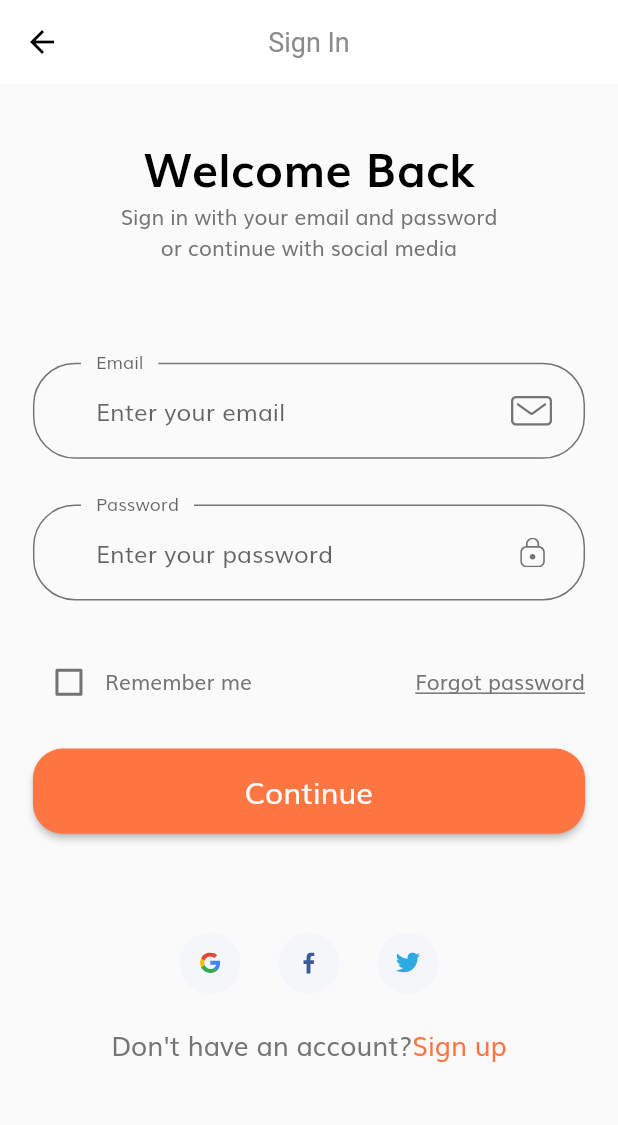
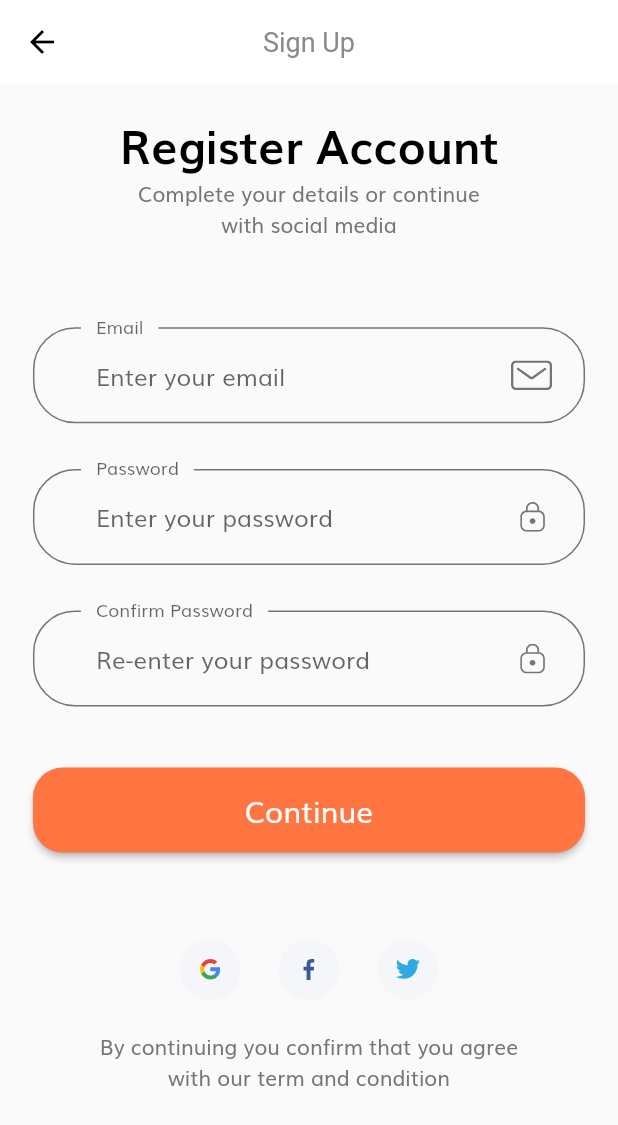
Before and after one commit to o-aziz/complete_ecommerce_app_flutter, a Flutter app: the SignInScreen screen opened by its route, after a tap on "Sign up", on a phone screen of 412 x 824 dp. Shown: the top 1125 px of the screen. Run offline on Flutter 3.47's test engine with Material 2 defaults, Android fonts, the phone set to English and light mode, and no system bars; our stand-ins replace flutter_svg.

Commit message:
sign_up_screen added

```diff
--- a/lib/components/no_account_text.dart
+++ b/lib/components/no_account_text.dart
@@ -1,3 +1,4 @@
+import 'package:ecommerce_app2/screens/sign_up/sign_up_screen.dart';
 import 'package:flutter/material.dart';
 
 import '../constants.dart';
@@ -18,7 +19,9 @@ class NoAccountText extends StatelessWidget {
           style: TextStyle(fontSize: getProportionateScreenWidth(16)),
         ),
         GestureDetector(
-          onTap: () {},
+          onTap: () {
+            Navigator.pushNamed(context, SignUpScreen.routeName);
+          },
           child: Text(
             "Sign up",
             style: TextStyle(
--- a/lib/routes.dart
+++ b/lib/routes.dart
@@ -1,6 +1,7 @@
 import 'package:ecommerce_app2/screens/forgot_password/forgot_password_screen.dart';
 import 'package:ecommerce_app2/screens/login_success/login_success_screen.dart';
 import 'package:ecommerce_app2/screens/sign_in/sign_in_screen.dart';
+import 'package:ecommerce_app2/screens/sign_up/sign_up_screen.dart';
 import 'package:ecommerce_app2/screens/splash/splash_screen.dart';
 import 'package:flutter/cupertino.dart';
 
@@ -9,4 +10,5 @@ final Map<String, WidgetBuilder> routes = {
   SignInScreen.routeName: (context) => const SignInScreen(),
   ForgotPasswordScreen.routeName: (context) => const ForgotPasswordScreen(),
   LoginSuccessScreen.routeName: (context) => const LoginSuccessScreen(),
+  SignUpScreen.routeName: (context) => const SignUpScreen(),
 };
--- /dev/null
+++ b/lib/screens/sign_up/sign_up_components/body.dart
@@ -0,0 +1,67 @@
+import 'package:ecommerce_app2/components/components.dart';
+import 'package:ecommerce_app2/screens/sign_up/sign_up_components/sign_up_components.dart';
+import 'package:ecommerce_app2/size_config.dart';
+import 'package:flutter/cupertino.dart';
+import 'package:flutter/material.dart';
+
+import '../../../constants.dart';
+
+class Body extends StatelessWidget {
+  const Body({Key? key}) : super(key: key);
+
+  @override
+  Widget build(BuildContext context) {
+    return SizedBox(
+      width: double.infinity,
+      child: Padding(
+        padding:
+            EdgeInsets.symmetric(horizontal: getProportionateScreenWidth(20)),
+        child: SingleChildScrollView(
+          child: Column(
+            children: [
+              SizedBox(height: SizeConfig.screenHeight * 0.02),
+              Text(
+                "Register Account",
+                style: TextStyle(
+                  color: Colors.black,
+                  fontSize: getProportionateScreenWidth(28),
+                  fontWeight: FontWeight.bold,
+                  height: 1.5,
+                ),
+              ),
+              const Text(
+                "Complete your details or continue \nwith social media",
+                textAlign: TextAlign.center,
+              ),
+              SizedBox(height: SizeConfig.screenHeight * 0.07),
+              const SignUpForm(),
+              SizedBox(height: SizeConfig.screenHeight * 0.07),
+              Row(
+                mainAxisAlignment: MainAxisAlignment.center,
+                children: [
+                  SocialCard(
+                    icon: "assets/icons/google-icon.svg",
+                    pressed: () {},
+                  ),
+                  SocialCard(
+                    icon: "assets/icons/facebook-2.svg",
+                    pressed: () {},
+                  ),
+                  SocialCard(
+                    icon: "assets/icons/twitter.svg",
+                    pressed: () {},
+                  ),
+                ],
+              ),
+              SizedBox(height: getProportionateScreenHeight(20)),
+              const Text(
+                "By continuing you confirm that you agree \nwith our term and condition",
+                textAlign: TextAlign.center,
+              ),
+            ],
+          ),
+        ),
+      ),
+    );
+  }
+}
--- /dev/null
+++ b/lib/screens/sign_up/sign_up_components/sign_up_components.dart
@@ -0,0 +1,2 @@
+export 'body.dart';
+export 'sign_up_form.dart';
--- a/lib/screens/sign_in/sign_in_components/sign_form.dart
+++ b/lib/screens/sign_up/sign_up_components/sign_up_form.dart
@@ -1,24 +1,22 @@
 import 'package:ecommerce_app2/components/components.dart';
-import 'package:ecommerce_app2/screens/forgot_password/forgot_password_screen.dart';
-import 'package:ecommerce_app2/screens/login_success/login_success_screen.dart';
 import 'package:flutter/material.dart';
 
 import '../../../constants.dart';
 import '../../../size_config.dart';
 
-class SignForm extends StatefulWidget {
-  const SignForm({Key? key}) : super(key: key);
+class SignUpForm extends StatefulWidget {
+  const SignUpForm({Key? key}) : super(key: key);
 
   @override
-  _SignFormState createState() => _SignFormState();
+  _SignUpFormState createState() => _SignUpFormState();
 }
 
-class _SignFormState extends State<SignForm> {
+class _SignUpFormState extends State<SignUpForm> {
   final _formKey = GlobalKey<FormState>();
-  List<String> errors = [];
   String email = "";
   String password = "";
-  bool remember = false;
+  String confirmPassword = "";
+  final List<String> errors = [];
   @override
   Widget build(BuildContext context) {
     return Form(
@@ -29,43 +27,51 @@ class _SignFormState extends State<SignForm> {
           SizedBox(height: getProportionateScreenHeight(30)),
           buildPasswordFormField(),
           SizedBox(height: getProportionateScreenHeight(30)),
-          Row(
-            children: [
-              Checkbox(
-                  activeColor: kPrimaryColor,
-                  value: remember,
-                  onChanged: (value) {
-                    setState(() {
-                      remember = value!;
-                    });
-                  }),
-              const Text("Remember me"),
-              const Spacer(),
-              GestureDetector(
-                onTap: () => Navigator.pushNamed(
-                    context, ForgotPasswordScreen.routeName),
-                child: const Text(
-                  "Forgot password",
-                  style: TextStyle(
-                    decoration: TextDecoration.underline,
-                  ),
-                ),
-              )
-            ],
-          ),
+          buildConfPassFormField(),
           FromError(errors: errors),
-          SizedBox(height: getProportionateScreenHeight(20)),
+          SizedBox(height: getProportionateScreenHeight(40)),
           DefaultButton(
-            text: 'Continue',
-            pressed: () {
-              if (_formKey.currentState!.validate()) {
-                _formKey.currentState!.save();
-                // if all the info are valid then go to login_success_screen
-                Navigator.pushNamed(context, LoginSuccessScreen.routeName);
-              }
-            },
-          )
+              text: "Continue",
+              pressed: () {
+                if (_formKey.currentState!.validate()) {
+                  // go to copmlete profile page:
+                }
+              })
         ],
+      ),
+    );
+  }
+
+  TextFormField buildConfPassFormField() {
+    return TextFormField(
+      onSaved: (newValue) => confirmPassword = newValue!,
+      onChanged: (value) {
+        if (password == confirmPassword) {
+          setState(() {
+            errors.remove(kPassNullError);
+          });
+        }
+      },
+      validator: (value) {
+        if (value!.isEmpty) {
+          return "";
+        } else if (password != confirmPassword) {
+          setState(() {
+            errors.add(kMatchPassError);
+          });
+          return "";
+        }
+        return null;
+      },
+      obscureText: true,
+      keyboardType: TextInputType.emailAddress,
+      decoration: const InputDecoration(
+        labelText: "Confirm Password",
+        hintText: "Re-enter your password",
+        floatingLabelBehavior: FloatingLabelBehavior.always,
+        suffixIcon: CustomSuffixIcon(
+          icon: "assets/icons/Lock.svg",
+        ),
       ),
     );
   }
@@ -78,11 +84,12 @@ class _SignFormState extends State<SignForm> {
           setState(() {
             errors.remove(kPassNullError);
           });
-        } else if (value.length <= 8 && errors.contains(kShortPassError)) {
+        } else if (value.length >= 8 && errors.contains(kShortPassError)) {
           setState(() {
             errors.remove(kShortPassError);
           });
         }
+        password = value;
       },
       validator: (value) {
         if (value!.isEmpty && !errors.contains(kPassNullError)) {
--- /dev/null
+++ b/lib/screens/sign_up/sign_up_screen.dart
@@ -0,0 +1,16 @@
+import 'package:ecommerce_app2/screens/sign_up/sign_up_components/sign_up_components.dart';
+import 'package:flutter/material.dart';
+
+class SignUpScreen extends StatelessWidget {
+  const SignUpScreen({Key? key}) : super(key: key);
+  static String routeName = "/sign_up";
+  @override
+  Widget build(BuildContext context) {
+    return Scaffold(
+      appBar: AppBar(
+        title: const Text("Sign Up"),
+      ),
+      body: const Body(),
+    );
+  }
+}
```
